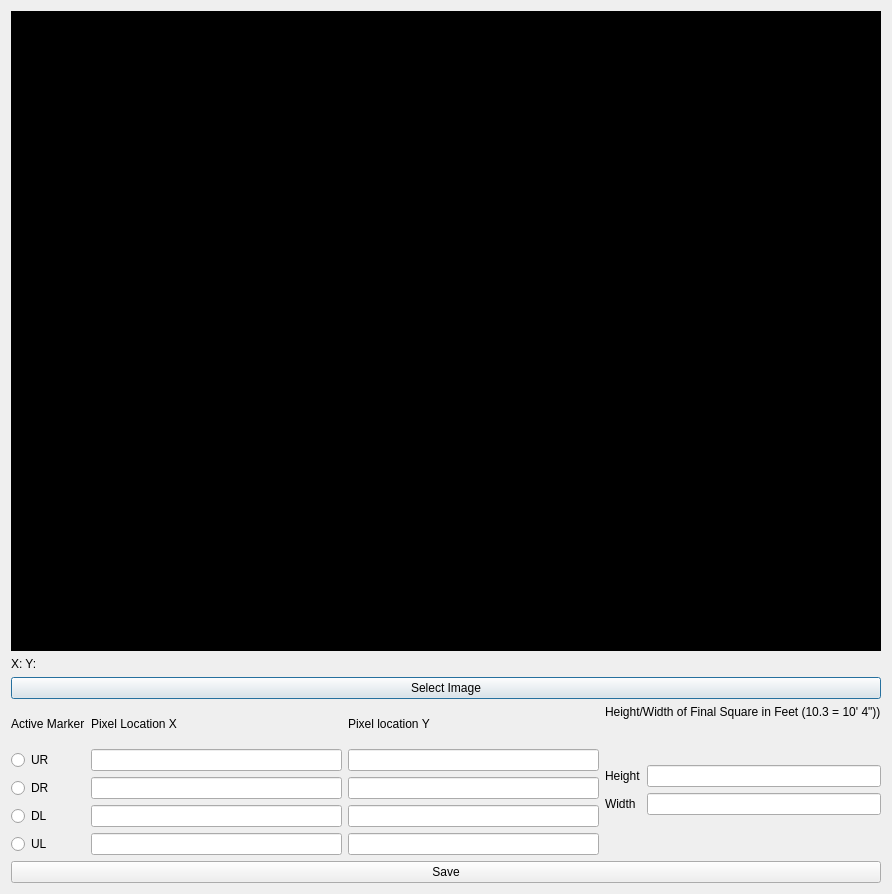
Before: the Qt Designer form UI/QT Files/Setup Space.ui in mmikulka/AutomatedLightTracker, drawn with Qt 5.
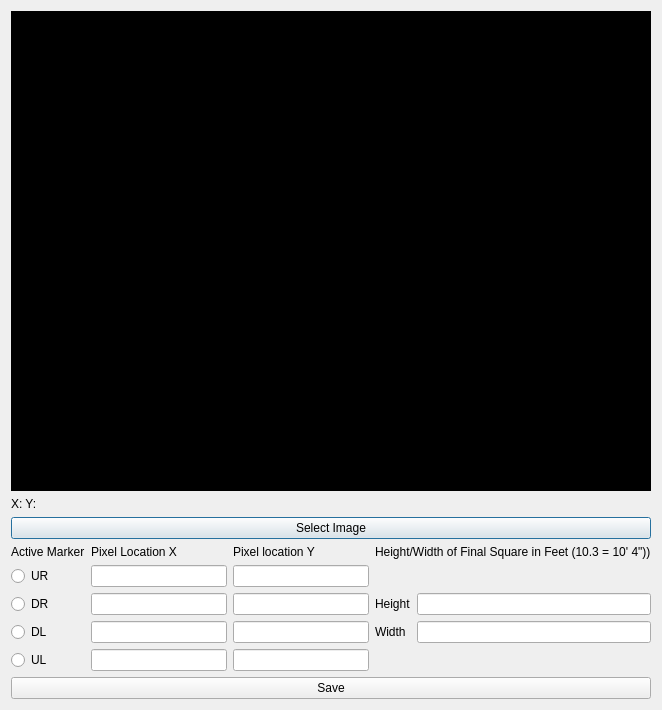
After: the same form once the commit is applied.

The edit to the form file:
```diff
--- a/UI/QT Files/Setup Space.ui
+++ b/UI/QT Files/Setup Space.ui
@@ -2,6 +2,14 @@
 <ui version="4.0">
  <class>SetupSpace</class>
  <widget class="QDialog" name="SetupSpace">
+  <property name="geometry">
+   <rect>
+    <x>0</x>
+    <y>0</y>
+    <width>658</width>
+    <height>699</height>
+   </rect>
+  </property>
   <property name="windowTitle">
    <string>Space Setup</string>
   </property>
@@ -10,8 +18,8 @@
     <widget class="QLabel" name="label">
      <property name="minimumSize">
       <size>
-       <width>870</width>
-       <height>640</height>
+       <width>640</width>
+       <height>480</height>
       </size>
      </property>
      <property name="styleSheet">
```
